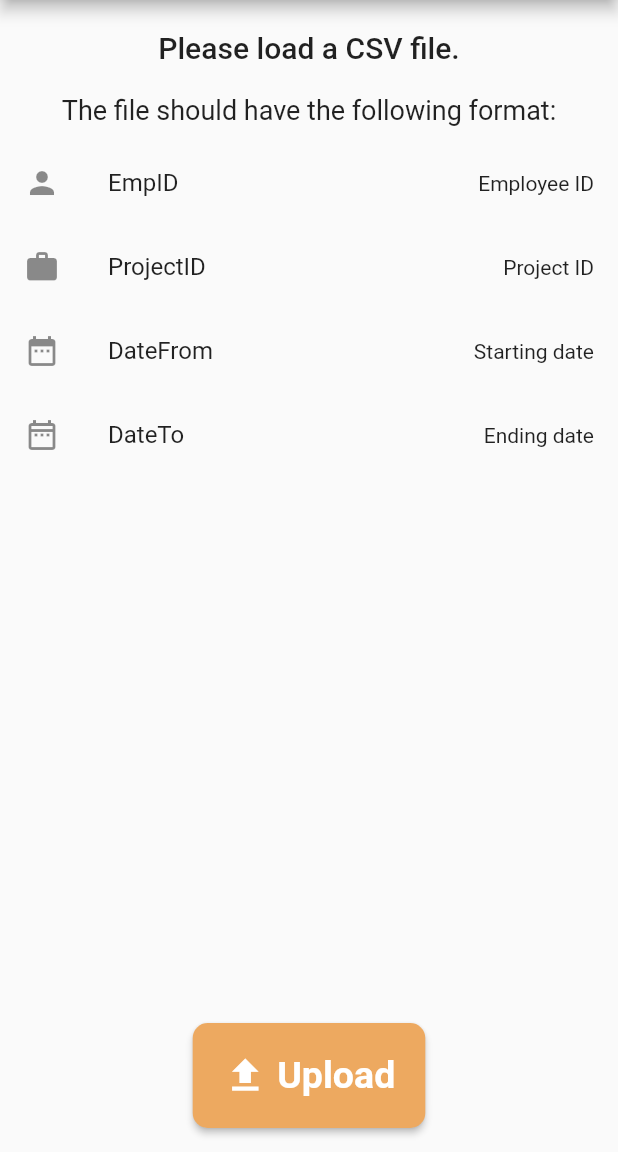
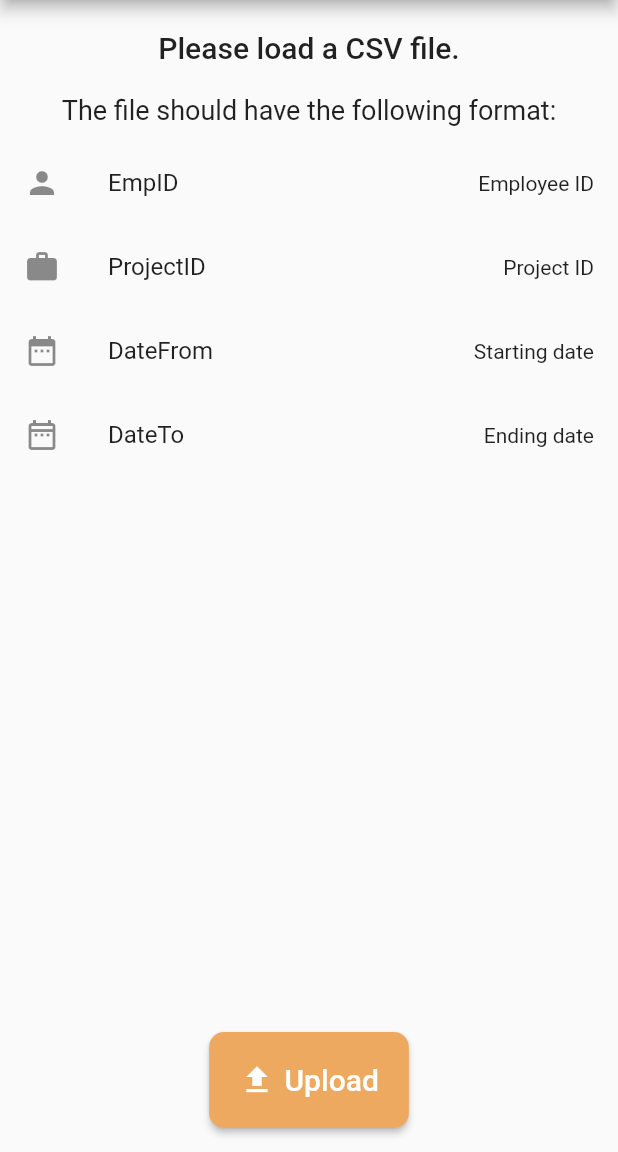
Before and after one commit to JaklinB/Jaklin-Basheva-employees, a Flutter app: the screen it shows after launch, after a tap on "Let's Go", on a phone screen of 412 x 824 dp, the part 84-1236 px from its top. Run offline on Flutter 3.47's test engine with Material 2 defaults, Android fonts, the phone set to English and light mode, and no system bars; our stand-ins replace carousel_slider, csv, file_picker.

```diff
--- a/lib/helpers/theme_helper.dart
+++ b/lib/helpers/theme_helper.dart
@@ -6,9 +6,6 @@ class ThemeHelper {
   static const Color orange = Color(0xFFFFAC1C);
   static const Color white = Color(0xFFFFFFFF);
   static const Color black = Color(0xFF000000);
-  static const Color primaryColor = Color(0xFF6200EE);
-  static const Color secondaryColor = Color(0xFF03DAC5);
   static const Color textColor = Color(0xFF1F1F1F);
   static const Color backgroundColor = Color.fromARGB(255, 237, 169, 96);
-  static const Color dividerColor = Color(0xFFE5E5E5);
 }
--- a/lib/main.dart
+++ b/lib/main.dart
@@ -1,6 +1,4 @@
-import 'package:carousel_slider/carousel_slider.dart';
-import 'package:employees/helpers/theme_helper.dart';
-import 'package:employees/ui/calculation.dart';
+import 'package:employees/ui/home.dart';
 import 'package:flutter/material.dart';
 
 void main() {
@@ -12,121 +10,9 @@ class MyApp extends StatelessWidget {
 
   @override
   Widget build(BuildContext context) {
-    return MaterialApp(
+    return const MaterialApp(
       title: 'Employee Demo',
-      theme: ThemeData(
-        primarySwatch: Colors.blue,
-      ),
-      home: const MyHomePage(),
+      home: HomePage(),
     );
   }
 }
-
-class MyHomePage extends StatefulWidget {
-  const MyHomePage({super.key});
-
-  @override
-  State<MyHomePage> createState() => _MyHomePageState();
-}
-
-class _MyHomePageState extends State<MyHomePage> {
-  @override
-  Widget build(BuildContext context) {
-    return Scaffold(
-        body: Container(
-      padding: const EdgeInsets.symmetric(horizontal: 16),
-      decoration: const BoxDecoration(
-        gradient: LinearGradient(
-          begin: Alignment.topCenter,
-          end: Alignment.bottomCenter,
-          colors: [
-            ThemeHelper.backgroundColor,
-            ThemeHelper.white,
-          ],
-        ),
-      ),
-      child: SafeArea(
-        child: Column(
-          crossAxisAlignment: CrossAxisAlignment.stretch,
-          mainAxisAlignment: MainAxisAlignment.start,
-          children: [
-            const Padding(
-              padding: EdgeInsets.only(top: 32),
-              child: Text(
-                "Welcome to WorkMate",
-                textAlign: TextAlign.center,
-                style: TextStyle(
-                  color: ThemeHelper.white,
-                  fontSize: 35,
-                  fontWeight: FontWeight.bold,
-                ),
-              ),
-            ),
-            const Padding(
-              padding: EdgeInsets.only(top: 35),
-              child: Text(
-                "An application that identifies the pair of employees who have worked together on common projects for the longest period of time.",
-                textAlign: TextAlign.center,
-                style: TextStyle(
-                    color: ThemeHelper.white,
-                    fontSize: 20,
-                    fontWeight: FontWeight.w400),
-              ),
-            ),
-            Padding(
-              padding: const EdgeInsets.only(top: 35),
-              child: CarouselSlider.builder(
-                itemCount: 100,
-                options: CarouselOptions(
-                  aspectRatio: 2.0,
-                  enlargeCenterPage: true,
-                  autoPlay: true,
-                ),
-                itemBuilder: (ctx, index, realIdx) {
-                  return Image.asset(
-                    "lib/assets/csv_logo.png",
-                    fit: BoxFit.contain,
-                  );
-                },
-              ),
-            ),
-            const Spacer(),
-            const Text(
-              "You should import a CSV file to start.",
-              textAlign: TextAlign.center,
-              style: TextStyle(
-                color: ThemeHelper.black,
-                fontSize: 20.0,
-              ),
-            ),
-            const SizedBox(height: 32.0),
-            ElevatedButton.icon(
-              style: ElevatedButton.styleFrom(
-                padding: const EdgeInsets.all(20),
-                backgroundColor: ThemeHelper.backgroundColor,
-                shape: RoundedRectangleBorder(
-                  borderRadius: BorderRadius.circular(10),
-                ),
-                textStyle: const TextStyle(
-                  fontWeight: FontWeight.w600,
-                  fontSize: 20.0,
-                ),
-              ),
-              onPressed: () {
-                Navigator.push(
-                  context,
-                  MaterialPageRoute(builder: (context) => const CalculationScreen()),
-                );
-              },
-              icon: const Icon(
-                Icons.send,
-                size: 24.0,
-              ),
-              label: const Text("Let's Go", style: TextStyle(fontSize: 20,fontWeight: FontWeight.w500)),
-            )
-          ],
-        ),
-      ),
-    ));
-  }
-}
--- a/lib/models/employee.dart
+++ b/lib/models/employee.dart
@@ -33,7 +33,7 @@ class Employee {
       try {
         return DateFormat(format).parse(dateStr);
       } catch (e) {
-       // print(e);
+        // print(e);
       }
     }
     throw Exception('Invalid date format: $dateStr');
--- a/lib/ui/calculation.dart
+++ b/lib/ui/calculation.dart
@@ -7,6 +7,7 @@ import 'package:file_picker/file_picker.dart';
 
 import '../helpers/theme_helper.dart';
 import '../models/employee.dart';
+import 'components/button.dart';
 
 class CalculationScreen extends StatefulWidget {
   const CalculationScreen({super.key});
@@ -18,6 +19,29 @@ class CalculationScreen extends StatefulWidget {
 class _CalculationScreenState extends State<CalculationScreen> {
   List<List<dynamic>> data = List.empty(growable: true);
   List<Employee> employeeList = List.empty(growable: true);
+
+  @override
+  Widget build(BuildContext context) {
+    return Scaffold(
+      floatingActionButtonLocation: FloatingActionButtonLocation.centerFloat,
+      floatingActionButton: AppButton(
+        icon: Icons.upload,
+        text: "Upload",
+        onPressed: () async {
+          await loadAsset();
+        },
+      ),
+      appBar: AppBar(
+        backgroundColor: ThemeHelper.backgroundColor,
+        title: const Text('Employees',
+            style: TextStyle(fontWeight: FontWeight.w600, fontSize: 25)),
+      ),
+      body: SingleChildScrollView(
+          child: data.isNotEmpty
+              ? TableLayout(employeeList: employeeList, data: data)
+              : buildRequirements()),
+    );
+  }
 
   Future<void> loadAsset() async {
     FilePickerResult? result = await FilePicker.platform.pickFiles(
@@ -42,44 +66,6 @@ class _CalculationScreenState extends State<CalculationScreen> {
         data = csvTable;
       });
     }
-  }
-
-  @override
-  Widget build(BuildContext context) {
-    return Scaffold(
-      floatingActionButtonLocation: FloatingActionButtonLocation.centerFloat,
-      floatingActionButton: ElevatedButton.icon(
-        style: ElevatedButton.styleFrom(
-          padding: const EdgeInsets.all(20),
-          backgroundColor: ThemeHelper.backgroundColor,
-          shape: RoundedRectangleBorder(
-            borderRadius: BorderRadius.circular(10),
-          ),
-          textStyle: const TextStyle(
-            fontWeight: FontWeight.w600,
-            fontSize: 20.0,
-          ),
-        ),
-        onPressed: () async {
-          await loadAsset();
-        },
-        icon: const Icon(
-          Icons.upload,
-          size: 30,
-        ),
-        label: const Text("Upload",
-            style: TextStyle(fontSize: 25, fontWeight: FontWeight.w700)),
-      ),
-      appBar: AppBar(
-        backgroundColor: ThemeHelper.backgroundColor,
-        title: const Text('Employees',
-            style: TextStyle(fontWeight: FontWeight.w600, fontSize: 25)),
-      ),
-      body: SingleChildScrollView(
-          child: data.isNotEmpty
-              ? TableLayout(employeeList: employeeList, data: data)
-              : buildRequirements()),
-    );
   }
 
   Widget buildRequirements() {
--- /dev/null
+++ b/lib/ui/components/button.dart
@@ -0,0 +1,43 @@
+import 'package:flutter/material.dart';
+
+import '../../helpers/theme_helper.dart';
+
+class AppButton extends StatefulWidget {
+  final IconData icon;
+  final String text;
+  final void Function()? onPressed;
+  const AppButton(
+      {super.key,
+      required this.icon,
+      required this.text,
+      required this.onPressed});
+
+  @override
+  State<AppButton> createState() => _AppButtonState();
+}
+
+class _AppButtonState extends State<AppButton> {
+  @override
+  Widget build(BuildContext context) {
+    return ElevatedButton.icon(
+      style: ElevatedButton.styleFrom(
+        padding: const EdgeInsets.all(20),
+        backgroundColor: ThemeHelper.backgroundColor,
+        shape: RoundedRectangleBorder(
+          borderRadius: BorderRadius.circular(10),
+        ),
+        textStyle: const TextStyle(
+          fontWeight: FontWeight.w600,
+          fontSize: 20.0,
+        ),
+      ),
+      onPressed: widget.onPressed,
+      icon: Icon(
+        widget.icon,
+        size: 24.0,
+      ),
+      label: Text(widget.text,
+          style: const TextStyle(fontSize: 20, fontWeight: FontWeight.w500)),
+    );
+  }
+}
--- /dev/null
+++ b/lib/ui/home.dart
@@ -0,0 +1,132 @@
+import 'package:carousel_slider/carousel_slider.dart';
+import 'package:employees/ui/calculation.dart';
+import 'package:flutter/material.dart';
+
+import '../helpers/theme_helper.dart';
+import 'components/button.dart';
+
+class HomePage extends StatefulWidget {
+  const HomePage({super.key});
+
+  @override
+  State<HomePage> createState() => _HomePageState();
+}
+
+class _HomePageState extends State<HomePage> {
+  List<String> imagesList = [
+    "lib/assets/csv_logo.png",
+    "lib/assets/csv_logo.png",
+    "lib/assets/csv_logo.png",
+    "lib/assets/csv_logo.png"
+  ];
+
+  @override
+  Widget build(BuildContext context) {
+    return Scaffold(
+        body: Container(
+      padding: const EdgeInsets.symmetric(horizontal: 16),
+      decoration: const BoxDecoration(
+        gradient: LinearGradient(
+          begin: Alignment.topCenter,
+          end: Alignment.bottomCenter,
+          colors: [
+            ThemeHelper.backgroundColor,
+            ThemeHelper.white,
+          ],
+        ),
+      ),
+      child: SafeArea(
+        child: Column(
+          crossAxisAlignment: CrossAxisAlignment.stretch,
+          mainAxisAlignment: MainAxisAlignment.start,
+          children: [
+            buildTitle("Welcome to WorkMate"),
+            buildDescription(
+                "An application that identifies the pair of employees who have worked together on common projects for the longest period of time."),
+            buildImageSlider(imagesList),
+            const Spacer(),
+            buildInfo("You should import a CSV file to start."),
+            const SizedBox(height: 32.0),
+            AppButton(
+                icon: Icons.send,
+                text: "Let's Go",
+                onPressed: () {
+                  Navigator.push(
+                    context,
+                    MaterialPageRoute(
+                        builder: (context) => const CalculationScreen()),
+                  );
+                })
+          ],
+        ),
+      ),
+    ));
+  }
+
+  void onPressed() {
+    Navigator.push(
+      context,
+      MaterialPageRoute(builder: (context) => const CalculationScreen()),
+    );
+  }
+
+  Widget buildTitle(String title) {
+    return Padding(
+      padding: const EdgeInsets.only(top: 32),
+      child: Text(
+        title,
+        textAlign: TextAlign.center,
+        style: const TextStyle(
+          color: ThemeHelper.white,
+          fontSize: 35,
+          fontWeight: FontWeight.bold,
+        ),
+      ),
+    );
+  }
+
+  Widget buildDescription(String description) {
+    return Padding(
+      padding: const EdgeInsets.only(top: 35),
+      child: Text(
+        description,
+        textAlign: TextAlign.center,
+        style: const TextStyle(
+            color: ThemeHelper.white,
+            fontSize: 20,
+            fontWeight: FontWeight.w400),
+      ),
+    );
+  }
+
+  Widget buildImageSlider(List<String> images) {
+    return Padding(
+      padding: const EdgeInsets.only(top: 35),
+      child: CarouselSlider.builder(
+        itemCount: images.length,
+        options: CarouselOptions(
+          aspectRatio: 2.0,
+          enlargeCenterPage: true,
+          autoPlay: true,
+        ),
+        itemBuilder: (ctx, index, realIdx) {
+          return Image.asset(
+            images[index],
+            fit: BoxFit.contain,
+          );
+        },
+      ),
+    );
+  }
+
+  Widget buildInfo(String infoText) {
+    return Text(
+      infoText,
+      textAlign: TextAlign.center,
+      style: const TextStyle(
+        color: ThemeHelper.black,
+        fontSize: 20.0,
+      ),
+    );
+  }
+}
--- a/lib/ui/table.dart
+++ b/lib/ui/table.dart
@@ -13,6 +13,40 @@ class TableLayout extends StatefulWidget {
 }
 
 class _TableLayoutState extends State<TableLayout> {
+  @override
+  Widget build(BuildContext context) {
+    return Padding(
+      padding: const EdgeInsets.all(16),
+      child: Column(
+        children: [
+          Text(getPairWorkedLongest(getCommonProjects()),
+              style:
+                  const TextStyle(fontSize: 20, fontWeight: FontWeight.w600)),
+          const SizedBox(height: 20),
+          Table(
+            border: TableBorder.all(width: 1.0),
+            children: [
+              TableRow(children: [
+                buildHeaderTableCell('Employee ID #1'),
+                buildHeaderTableCell('Employee ID #2'),
+                buildHeaderTableCell('Project ID'),
+                buildHeaderTableCell('Days worked'),
+              ]),
+              ...getCommonProjects().map((project) {
+                return TableRow(children: [
+                  buildTableCell(project['empId1'].toString()),
+                  buildTableCell(project['empId2'].toString()),
+                  buildTableCell(project['projectId'].toString()),
+                  buildTableCell(project['daysWorked'].toString()),
+                ]);
+              }).toList(),
+            ],
+          ),
+        ],
+      ),
+    );
+  }
+
   List<Map<String, dynamic>> getCommonProjects() {
     List<Map<String, dynamic>> commonProjects = [];
 
@@ -106,40 +140,6 @@ class _TableLayoutState extends State<TableLayout> {
     }
   }
 
-  @override
-  Widget build(BuildContext context) {
-    return Padding(
-      padding: const EdgeInsets.all(16),
-      child: Column(
-        children: [
-          Text(getPairWorkedLongest(getCommonProjects()),
-              style:
-                  const TextStyle(fontSize: 20, fontWeight: FontWeight.w600)),
-          const SizedBox(height: 20),
-          Table(
-            border: TableBorder.all(width: 1.0),
-            children: [
-              TableRow(children: [
-                buildHeaderTableCell('Employee ID #1'),
-                buildHeaderTableCell('Employee ID #2'),
-                buildHeaderTableCell('Project ID'),
-                buildHeaderTableCell('Days worked'),
-              ]),
-              ...getCommonProjects().map((project) {
-                return TableRow(children: [
-                  buildTableCell(project['empId1'].toString()),
-                  buildTableCell(project['empId2'].toString()),
-                  buildTableCell(project['projectId'].toString()),
-                  buildTableCell(project['daysWorked'].toString()),
-                ]);
-              }).toList(),
-            ],
-          ),
-        ],
-      ),
-    );
-  }
-
   Widget buildHeaderTableCell(String text) {
     return TableCell(
       child: Padding(
```
